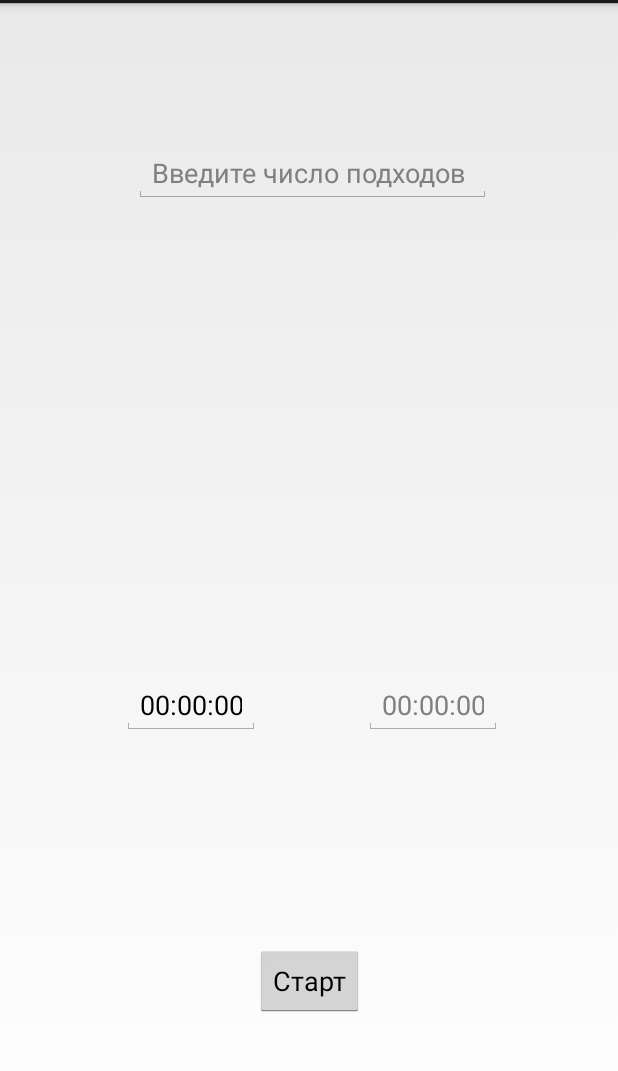
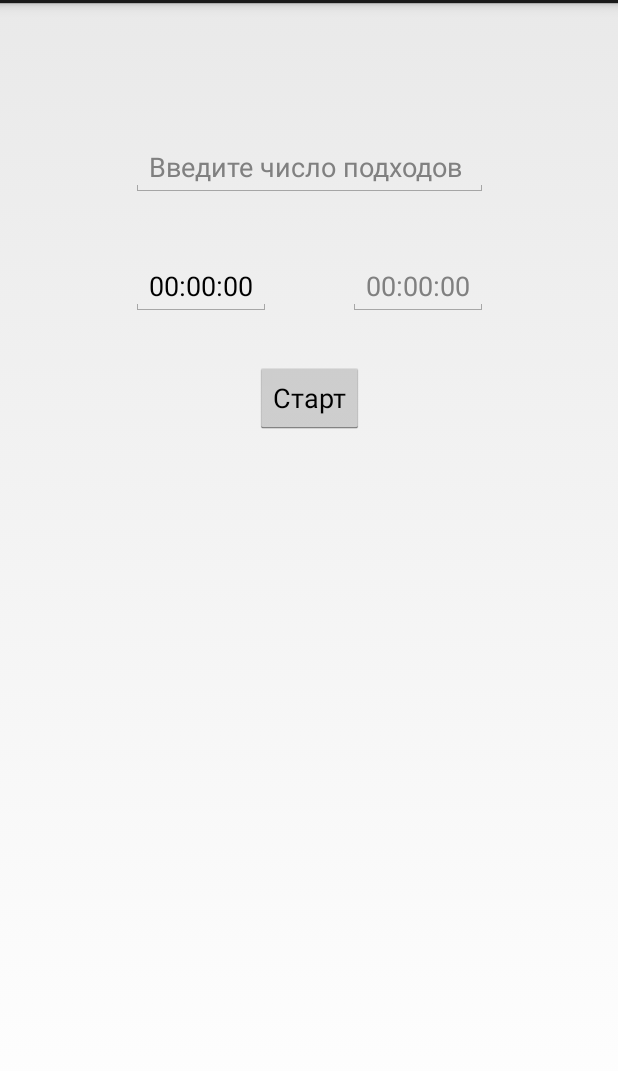
Before and after one commit to ahmadstudios/sportimer, an Android app: the screen it shows after launch (MainActivity), after a tap on "Старт", on a phone screen of 412 x 824 dp, the part 69-1140 px from its top. Run offline under Robolectric (Android 15) with nearby library versions, the phone set to English and light mode, and no system bars; 1 statement that could not run was skipped.

Commit message:
Удалил бесполезный класс Audio. В activity_main.xml удалил всё лишнее. В MainActivity исправил дублирование кода. Заменил переменные экземпляра на локальные переменные, если они используются только в одном методе. Убрал тиканье в таймере подхода.

```diff
--- a/app/src/main/java/com/ahmadstudios/sportimer/Audio.java
+++ /dev/null
@@ -1,13 +0,0 @@
-package com.ahmadstudios.sportimer;
-
-import android.content.Context;
-import android.media.MediaPlayer;
-
-public class Audio {
-    private MediaPlayer mediaPlayer;
-
-    public void playSound(Context context, int resid){
-        mediaPlayer = MediaPlayer.create(context, resid);
-        mediaPlayer.start();
-    }
-}
--- a/app/src/main/java/com/ahmadstudios/sportimer/MainActivity.java
+++ b/app/src/main/java/com/ahmadstudios/sportimer/MainActivity.java
@@ -1,7 +1,6 @@
 package com.ahmadstudios.sportimer;
 
 import android.app.Activity;
-import android.app.DialogFragment;
 import android.os.Bundle;
 import android.view.MotionEvent;
 import android.view.View;
@@ -9,7 +8,6 @@ import android.widget.EditText;
 
 public class MainActivity extends Activity implements SetTimerDialogFragment.SetTimerDialogListener {
 
-    private EditText numberApproachesEditText;
     private EditText approachTimerEditText;
     private EditText restTimerEditText;
     private Timer timer = new Timer();
@@ -20,33 +18,25 @@ public class MainActivity extends Activity implements SetTimerDialogFragment.Set
         super.onCreate(savedInstanceState);
         setContentView(R.layout.activity_main);
 
-        numberApproachesEditText = findViewById(R.id.numberApproachesEditText);
         approachTimerEditText = findViewById(R.id.approachTimerEditText);
         restTimerEditText = findViewById(R.id.restTimerEitText);
 
-        approachTimerEditText.setOnTouchListener(new View.OnTouchListener() {
+        approachTimerEditText.setOnTouchListener(touchListener("SetApproachTimer", false));
+        restTimerEditText.setOnTouchListener(touchListener("SetRestTimer", true));
+    }
+
+    private View.OnTouchListener touchListener (final String tag, final boolean isRestTimer) {
+        return new View.OnTouchListener() {
             @Override
             public boolean onTouch(View view, MotionEvent motionEvent) {
-                if (motionEvent.getAction() == motionEvent.ACTION_DOWN) {
+                if (motionEvent.getAction() == MotionEvent.ACTION_DOWN) {
                     SetTimerDialogFragment dialog = new SetTimerDialogFragment();
-                    dialog.show(getFragmentManager(), "SetApproachTimer");
-                    restTimerFlag = false;
+                    dialog.show(getFragmentManager(), tag);
+                    restTimerFlag = isRestTimer;
                 }
                 return false;
             }
-        });
-
-        restTimerEditText.setOnTouchListener(new View.OnTouchListener() {
-            @Override
-            public boolean onTouch(View view, MotionEvent motionEvent) {
-                if (motionEvent.getAction() == motionEvent.ACTION_DOWN) {
-                    DialogFragment dialog = new SetTimerDialogFragment();
-                    dialog.show(getFragmentManager(), "SetRestTimer");
-                    restTimerFlag = true;
-                }
-                return false;
-            }
-        });
+        };
     }
 
     @Override
@@ -66,12 +56,9 @@ public class MainActivity extends Activity implements SetTimerDialogFragment.Set
     }
 
     public void onClick(View view) {
-        timer.setFirstTimerEditText(approachTimerEditText);
-        timer.setSecondTimerEditText(restTimerEditText);
+        EditText numberApproachesEditText = findViewById(R.id.numberApproachesEditText);
+
         timer.setNumberApproaches(numberApproachesEditText.getText().toString());
-        timer.startTimer(this);
-
-//        approachTimerEditText.setFocusableInTouchMode(false);
-//        restTimerEditText.setFocusableInTouchMode(false);
+        timer.startTimer(this, approachTimerEditText, restTimerEditText);
     }
 }
--- a/app/src/main/java/com/ahmadstudios/sportimer/Timer.java
+++ b/app/src/main/java/com/ahmadstudios/sportimer/Timer.java
@@ -1,44 +1,36 @@
 package com.ahmadstudios.sportimer;
 
 import android.content.Context;
+import android.media.MediaPlayer;
 import android.os.CountDownTimer;
 import android.widget.EditText;
 
-public class Timer {
+class Timer {
 
     private long firstTimerTime;
     private long secondTimerTime;
-    private long currentTime;
     private int numberApproaches;
-    private EditText firstTimerEditText;
-    private EditText secondTimerEditText;
-    private EditText currentTimerEditText;
     private boolean isSecondTimer = false;
-    private Audio sound = new Audio();
+    private boolean tickPlays; //Флаг, который определяет, начался ли проигрываться звук тиканья
 
-
-    public void setFirstTimerTime(int minutes, int seconds) {
+    void setFirstTimerTime(int minutes, int seconds) {
         firstTimerTime = minutes * 60000 + seconds * 1000;
     }
 
-    public void setSecondTimerTime(int minutes, int seconds) {
+    void setSecondTimerTime(int minutes, int seconds) {
         secondTimerTime = minutes * 60000 + seconds * 1000;
     }
 
-    public void setFirstTimerEditText(EditText editText) {
-        firstTimerEditText = editText;
-    }
-
-    public void setSecondTimerEditText(EditText editText) {
-        secondTimerEditText = editText;
-    }
-
-    public void setNumberApproaches(String number) {
+    void setNumberApproaches(String number) {
         numberApproaches = Integer.parseInt(number);
     }
 
-    public void startTimer(final Context context)
+    void startTimer(final Context context, final EditText firstTimerEditText, final EditText secondTimerEditText)
     {
+        long currentTime;
+        final EditText currentTimerEditText;
+        tickPlays = false;
+
         if(isSecondTimer) {
             currentTime = secondTimerTime;
             currentTimerEditText = secondTimerEditText;
@@ -48,10 +40,10 @@ public class Timer {
             currentTimerEditText = firstTimerEditText;
             isSecondTimer = true;
 
-            sound.playSound(context, R.raw.gong);
+            MediaPlayer.create(context, R.raw.gong).start();
         }
 
-        CountDownTimer timer = new CountDownTimer(currentTime, 10) {
+       new CountDownTimer(currentTime, 10) {
             @Override
             public void onTick(long millisUntilFinished) {
                 long minutes = millisUntilFinished / 60000;
@@ -61,7 +53,11 @@ public class Timer {
                 String stringSeconds = Long.toString(seconds);
                 String stringMilliseconds = Long.toString(milliseconds);
 
-                if (seconds == 10 && milliseconds == 50) sound.playSound(context, R.raw.tick);
+                if (!isSecondTimer && seconds == 10 && millisUntilFinished < 10100 && !tickPlays)
+                {
+                    MediaPlayer.create(context, R.raw.tick).start();
+                    tickPlays = true;
+                }
 
                 if (minutes < 10) stringMinutes = "0" + stringMinutes;
                 if (seconds < 10) stringSeconds = "0" + stringSeconds;
@@ -76,7 +72,7 @@ public class Timer {
                 if (isSecondTimer) numberApproaches--;
                 if (numberApproaches > 0)
                 {
-                    startTimer(context);
+                    startTimer(context, firstTimerEditText, secondTimerEditText);
                 } else isSecondTimer = false;
             }
         }.start();
--- a/app/src/main/res/layout/activity_main.xml
+++ b/app/src/main/res/layout/activity_main.xml
@@ -9,61 +9,45 @@
     <EditText
         android:id="@+id/numberApproachesEditText"
         android:layout_width="238dp"
-        android:layout_height="33dp"
-        android:layout_marginLeft="8dp"
-        android:layout_marginRight="8dp"
-        android:layout_marginTop="100dp"
-        android:ems="10"
+        android:layout_height="wrap_content"
+        android:layout_marginTop="90dp"
         android:hint="@string/number_approaches_edit_text_hint"
         android:inputType="number"
-        app:layout_constraintHorizontal_bias="0.514"
         app:layout_constraintLeft_toLeftOf="parent"
         app:layout_constraintRight_toRightOf="parent"
-        app:layout_constraintTop_toTopOf="parent" />
+        app:layout_constraintTop_toTopOf="parent"/>
+
+    <EditText
+        android:id="@+id/approachTimerEditText"
+        android:layout_width="wrap_content"
+        android:layout_height="wrap_content"
+        android:layout_marginTop="40dp"
+        android:hint="@string/zeros_of_timer"
+        android:inputType="time"
+        android:maxLength="8"
+        app:layout_constraintLeft_toLeftOf="@+id/numberApproachesEditText"
+        app:layout_constraintTop_toBottomOf="@+id/numberApproachesEditText"/>
+
+    <EditText
+        android:id="@+id/restTimerEitText"
+        android:layout_width="wrap_content"
+        android:layout_height="wrap_content"
+        android:layout_marginTop="40dp"
+        android:hint="@string/zeros_of_timer"
+        android:inputType="time"
+        android:maxLength="8"
+        app:layout_constraintRight_toRightOf="@+id/numberApproachesEditText"
+        app:layout_constraintTop_toBottomOf="@+id/numberApproachesEditText" />
 
     <Button
         android:id="@+id/startButton"
         android:layout_width="wrap_content"
         android:layout_height="wrap_content"
+        android:layout_marginTop="110dp"
         android:onClick="onClick"
         android:text="@string/start_button_text"
-        android:layout_marginLeft="8dp"
-        app:layout_constraintLeft_toLeftOf="parent"
-        android:layout_marginRight="8dp"
-        app:layout_constraintRight_toRightOf="parent"
-        app:layout_constraintBottom_toBottomOf="parent"
-        android:layout_marginBottom="100dp" />
-
-    <EditText
-        android:id="@+id/approachTimerEditText"
-        android:layout_width="92dp"
-        android:layout_height="37dp"
-        android:layout_marginBottom="288dp"
-        android:layout_marginLeft="8dp"
-        android:layout_marginRight="8dp"
-        android:ems="10"
-        android:hint="@string/zeros_of_timer"
-        android:inputType="time"
-        android:maxLength="8"
-        app:layout_constraintBottom_toBottomOf="parent"
-        app:layout_constraintHorizontal_bias="0.242"
-        app:layout_constraintLeft_toLeftOf="parent"
-        app:layout_constraintRight_toRightOf="parent" />
-
-    <EditText
-        android:id="@+id/restTimerEitText"
-        android:layout_width="92dp"
-        android:layout_height="37dp"
-        android:layout_marginBottom="288dp"
-        android:layout_marginLeft="8dp"
-        android:layout_marginRight="8dp"
-        android:ems="10"
-        android:hint="@string/zeros_of_timer"
-        android:inputType="time"
-        android:maxLength="8"
-        app:layout_constraintBottom_toBottomOf="parent"
-        app:layout_constraintHorizontal_bias="0.771"
-        app:layout_constraintLeft_toLeftOf="parent"
-        app:layout_constraintRight_toRightOf="parent" />
+        app:layout_constraintLeft_toLeftOf="@+id/numberApproachesEditText"
+        app:layout_constraintRight_toRightOf="@+id/numberApproachesEditText"
+        app:layout_constraintTop_toBottomOf="@+id/numberApproachesEditText"/>
 
 </android.support.constraint.ConstraintLayout>
```
